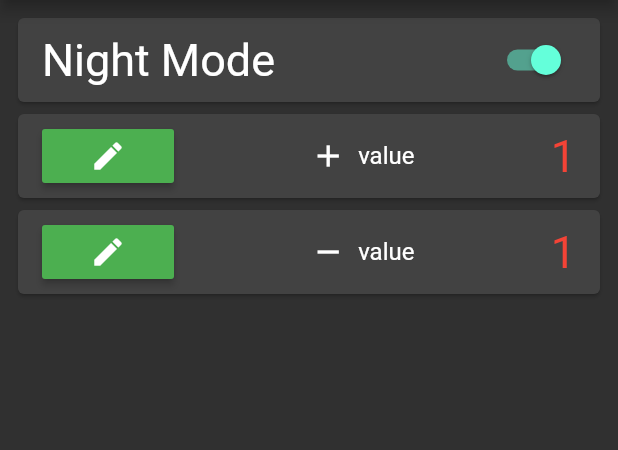
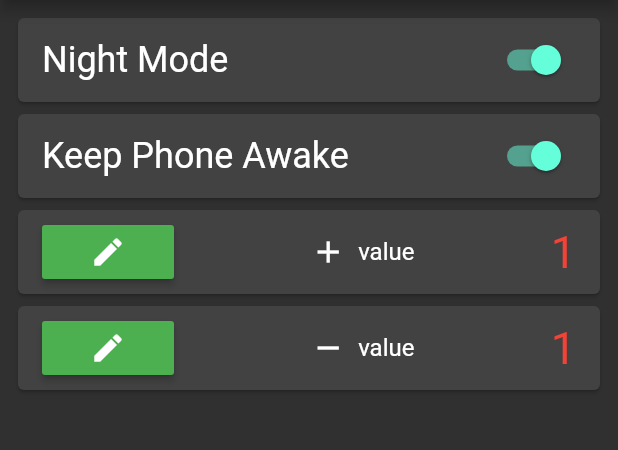
Before and after one commit to TylerSustare/flutter-score-keeper, a Flutter app: the screen it shows after launch, after a tap on the "person add" icon, after a tap on the "settings" icon, on a phone screen of 412 x 824 dp, the part 84-534 px from its top. Run offline on Flutter 3.47's test engine with Material 2 defaults, Android fonts, the phone set to English and light mode, and no system bars; our stand-ins replace shared_preferences, wakelock.

Commit message:
save dark mode and keep awake preferences

```diff
--- a/score_keeper/lib/main.dart
+++ b/score_keeper/lib/main.dart
@@ -3,16 +3,41 @@ import 'package:provider/provider.dart';
 import 'package:score_keeper/models/player.dart';
 import 'package:score_keeper/screens/players_screen.dart';
 import 'package:score_keeper/models/theme.dart';
+import 'package:shared_preferences/shared_preferences.dart';
 
 import 'models/game.dart';
 
 void main() => runApp(Wrapper());
 
+init() async {
+  var prefs = await SharedPreferences.getInstance();
+  var isDark = prefs.getBool('isDark') ?? true;
+  var isWakeLock = prefs.getBool('isWakeLock') ?? true;
+  return {"isDark": isDark, "isWakeLock": isWakeLock};
+}
+
 class Wrapper extends StatelessWidget {
   @override
   Widget build(BuildContext context) {
-    return ChangeNotifierProvider(
-        create: (context) => GameTheme(), child: App());
+    return FutureBuilder(
+      future: init(),
+      builder: (context, snapshot) {
+        return ChangeNotifierProvider(
+          create: (context) => GameTheme(
+            isDark: snapshot.data["isDark"] as bool,
+            isWakeLock: snapshot.data["isWakeLock"],
+          ),
+          child: snapshot.data == null
+              ? MaterialApp(
+                  theme: ThemeData(brightness: Brightness.dark),
+                  home: Center(
+                    child: Icon(Icons.autorenew), // pseudo loading
+                  ),
+                )
+              : App(),
+        );
+      },
+    );
   }
 }
 
@@ -33,7 +58,9 @@ class MainApp extends StatefulWidget {
 }
 
 class _MainAppState extends State<MainApp> {
-  final Game game = new Game(players: new List<Player>());
+  final Game game = new Game(
+    players: new List<Player>(),
+  );
 
   @override
   Widget build(BuildContext context) {
--- a/score_keeper/lib/models/theme.dart
+++ b/score_keeper/lib/models/theme.dart
@@ -1,15 +1,45 @@
 import 'package:flutter/material.dart';
+import 'package:shared_preferences/shared_preferences.dart';
+import 'package:wakelock/wakelock.dart';
 
 class GameTheme extends ChangeNotifier {
-  Brightness brightness = Brightness.dark;
-  Color color = Colors.green;
-  bool isDark = true;
+  Brightness brightness;
+  Color color;
+  bool isDark;
+  bool isWakeLock;
 
-  void toggleDark() {
-    brightness =
-        brightness == Brightness.dark ? Brightness.light : Brightness.dark;
-    isDark = !isDark;
-    color = isDark ? Colors.green : Colors.blue;
+  GameTheme({bool isDark = true, bool isWakeLock = false}) {
+    this.isDark = isDark ?? true;
+    this.isWakeLock = isWakeLock ?? false;
+    if (this.isDark) {
+      this.brightness = Brightness.dark;
+      this.color = Colors.green;
+    } else {
+      this.brightness = Brightness.light;
+      this.color = Colors.blue;
+    }
+    notifyListeners();
+  }
+
+  Future<void> toggleDark() async {
+    this.brightness =
+        this.brightness == Brightness.dark ? Brightness.light : Brightness.dark;
+    this.isDark = !this.isDark;
+    this.color = this.isDark ? Colors.green : Colors.blue;
+
+    final prefs = await SharedPreferences.getInstance();
+    prefs.setBool('isDark', this.isDark);
+
+    notifyListeners();
+  }
+
+  Future<void> toggleWakeLock() async {
+    this.isWakeLock = !this.isWakeLock;
+
+    await Wakelock.toggle(on: this.isWakeLock);
+    final prefs = await SharedPreferences.getInstance();
+    prefs.setBool('isWakeLock', this.isWakeLock);
+
     notifyListeners();
   }
 }
--- a/score_keeper/lib/screens/options_screen.dart
+++ b/score_keeper/lib/screens/options_screen.dart
@@ -39,13 +39,28 @@ class _OptionsScreenState extends State<OptionsScreen> {
               child: ListTile(
                 leading: Text(
                   'Night Mode',
-                  style: TextStyle(fontSize: 30.0),
+                  style: TextStyle(fontSize: 24.0),
                 ),
                 trailing: Switch(
                   onChanged: (value) =>
                       Provider.of<GameTheme>(context, listen: false)
                           .toggleDark(),
                   value: Provider.of<GameTheme>(context).isDark,
+                ),
+              ),
+            ),
+            Card(
+              child: ListTile(
+                leading: Text(
+                  'Keep Phone Awake',
+                  style: TextStyle(fontSize: 24.0),
+                ),
+                trailing: Switch(
+                  onChanged: (value) =>
+                      Provider.of<GameTheme>(context, listen: false)
+                          .toggleWakeLock(),
+                  value: Provider.of<GameTheme>(context).isWakeLock,
+                  // value: false,
                 ),
               ),
             ),
--- a/score_keeper/pubspec.yaml
+++ b/score_keeper/pubspec.yaml
@@ -11,6 +11,8 @@ dependencies:
   intl: ^0.15.8
   cupertino_icons: ^0.1.2
   provider: ^4.0.4
+  shared_preferences: ^0.5.6+1
+  wakelock: ^0.1.3+4
 
 dev_dependencies:
   flutter_test:
```
Also changed, not shown: 5 other files.
